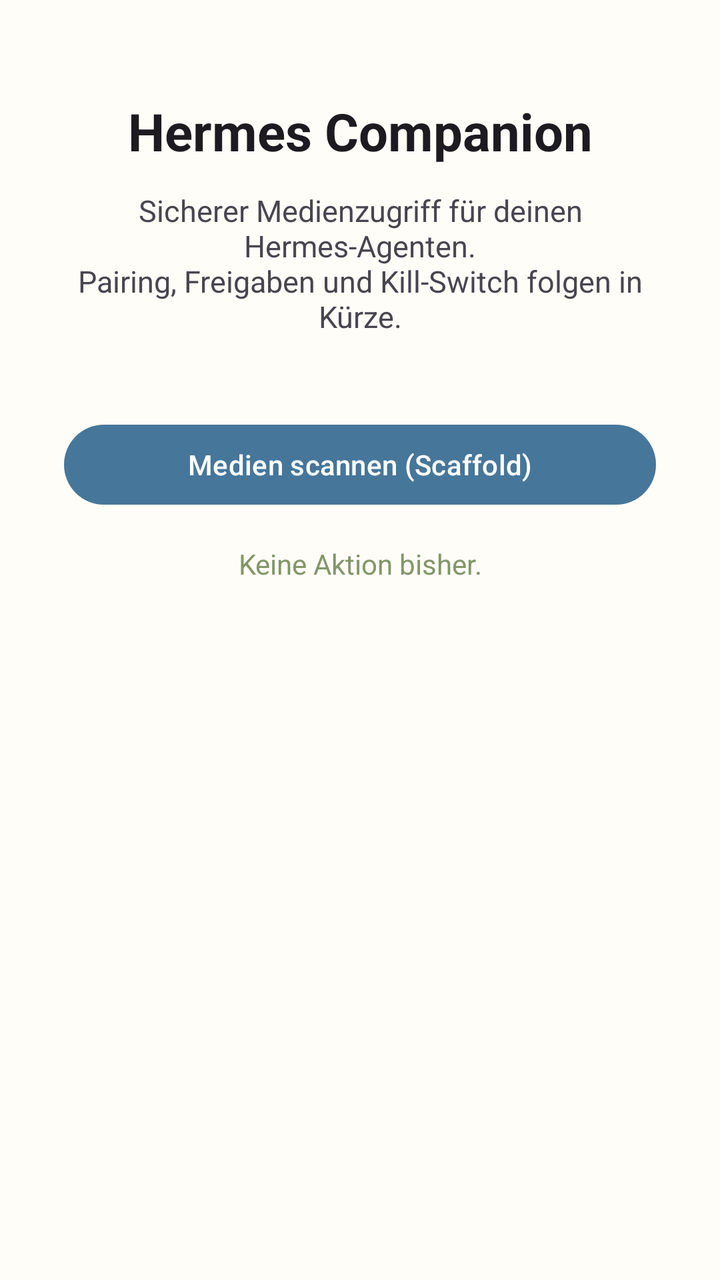
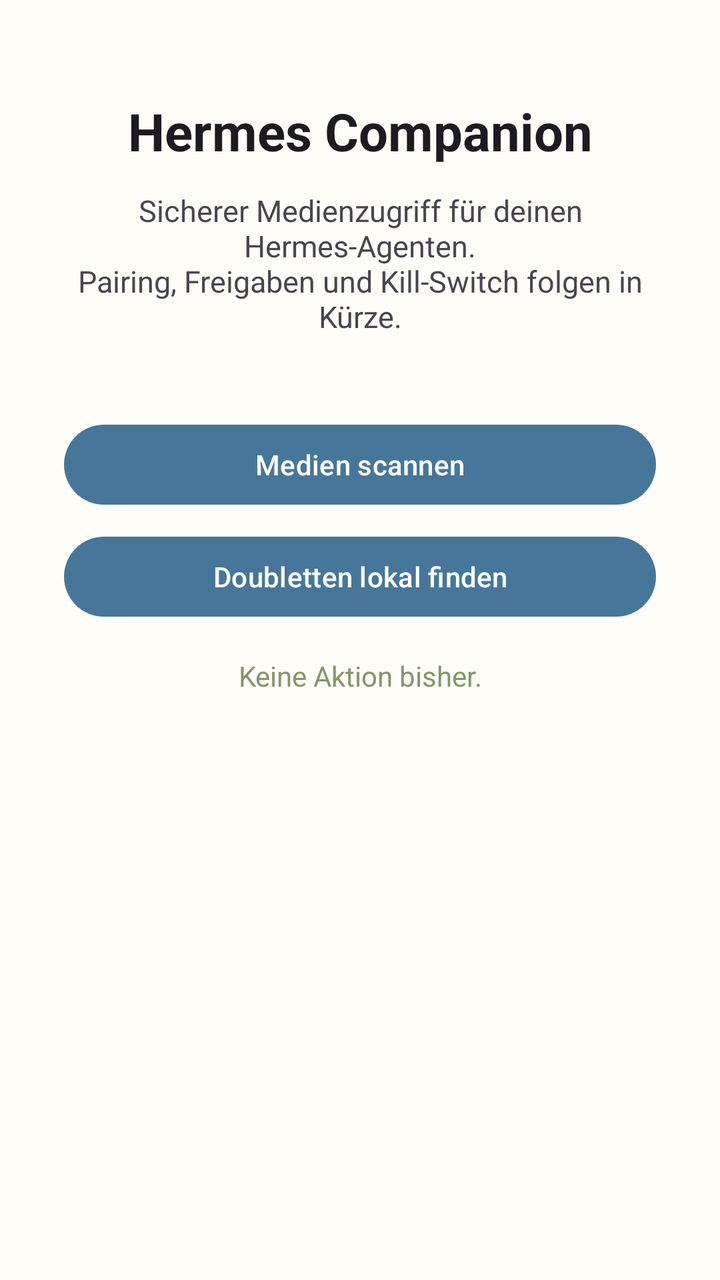

An Android layout rendered at two revisions. The XML below is the earlier revision; the diff shows what the commit changed to produce the second picture.
<!-- AndroidManifest.xml: activity theme Theme.HermesCompanion -->
<!-- res/layout/activity_main.xml -->
<?xml version="1.0" encoding="utf-8"?>
<androidx.constraintlayout.widget.ConstraintLayout
    xmlns:android="http://schemas.android.com/apk/res/android"
    xmlns:app="http://schemas.android.com/apk/res-auto"
    android:layout_width="match_parent"
    android:layout_height="match_parent"
    android:background="@color/background">

    <TextView
        android:id="@+id/title"
        android:layout_width="wrap_content"
        android:layout_height="wrap_content"
        android:layout_marginTop="48dp"
        android:text="Hermes Companion"
        android:textColor="?attr/colorOnSurface"
        android:textSize="26sp"
        android:textStyle="bold"
        app:layout_constraintEnd_toEndOf="parent"
        app:layout_constraintStart_toStartOf="parent"
        app:layout_constraintTop_toTopOf="parent" />

    <TextView
        android:id="@+id/subtitle"
        android:layout_width="0dp"
        android:layout_height="wrap_content"
        android:layout_marginHorizontal="32dp"
        android:layout_marginTop="12dp"
        android:gravity="center"
        android:text="Sicherer Medienzugriff für deinen Hermes-Agenten.\nPairing, Freigaben und Kill-Switch folgen in Kürze."
        android:textColor="?attr/colorOnSurfaceVariant"
        android:textSize="15sp"
        app:layout_constraintEnd_toEndOf="parent"
        app:layout_constraintStart_toStartOf="parent"
        app:layout_constraintTop_toBottomOf="@id/title" />

    <Button
        android:id="@+id/btn_scan"
        android:layout_width="0dp"
        android:layout_height="wrap_content"
        android:layout_marginHorizontal="32dp"
        android:layout_marginTop="40dp"
        android:text="Medien scannen (Scaffold)"
        app:layout_constraintEnd_toEndOf="parent"
        app:layout_constraintStart_toStartOf="parent"
        app:layout_constraintTop_toBottomOf="@id/subtitle" />

    <TextView
        android:id="@+id/status"
        android:layout_width="0dp"
        android:layout_height="wrap_content"
        android:layout_marginHorizontal="32dp"
        android:layout_marginTop="16dp"
        android:gravity="center"
        android:text="Keine Aktion bisher."
        android:textColor="@color/accent"
        android:textSize="14sp"
        app:layout_constraintEnd_toEndOf="parent"
        app:layout_constraintStart_toStartOf="parent"
        app:layout_constraintTop_toBottomOf="@id/btn_scan" />

    <androidx.recyclerview.widget.RecyclerView
        android:id="@+id/recycler"
        android:layout_width="0dp"
        android:layout_height="0dp"
        android:layout_marginTop="8dp"
        app:layout_constraintBottom_toBottomOf="parent"
        app:layout_constraintEnd_toEndOf="parent"
        app:layout_constraintStart_toStartOf="parent"
        app:layout_constraintTop_toBottomOf="@id/status" />

</androidx.constraintlayout.widget.ConstraintLayout>
<!-- resources referenced by this layout -->
<resources>
  <color name="accent">#829768</color>
  <color name="background">#FFFDF8</color>
  <style name="Theme.HermesCompanion" parent="Theme.Material3.DayNight.NoActionBar">
          <item name="colorPrimary">@color/primary</item>
          <item name="colorOnPrimary">#FFFFFF</item>
          <item name="colorSecondary">@color/accent</item>
          <item name="colorSurface">@color/background</item>
          <item name="android:windowBackground">@color/background</item>
          <item name="android:statusBarColor">@color/primary_dark</item>
          <item name="android:navigationBarColor">@color/background</item>
      </style>
  <color name="primary">#46769A</color>
  <color name="primary_dark">#2E536E</color>
</resources>

<!-- the commit's change to res/layout/activity_main.xml (unified diff, before → after) -->
@@ -39,10 +39,21 @@
         android:layout_height="wrap_content"
         android:layout_marginHorizontal="32dp"
         android:layout_marginTop="40dp"
-        android:text="Medien scannen (Scaffold)"
+        android:text="Medien scannen"
         app:layout_constraintEnd_toEndOf="parent"
         app:layout_constraintStart_toStartOf="parent"
         app:layout_constraintTop_toBottomOf="@id/subtitle" />
+
+    <Button
+        android:id="@+id/btn_duplicates"
+        android:layout_width="0dp"
+        android:layout_height="wrap_content"
+        android:layout_marginHorizontal="32dp"
+        android:layout_marginTop="8dp"
+        android:text="Doubletten lokal finden"
+        app:layout_constraintEnd_toEndOf="parent"
+        app:layout_constraintStart_toStartOf="parent"
+        app:layout_constraintTop_toBottomOf="@id/btn_scan" />
 
     <TextView
         android:id="@+id/status"
@@ -56,7 +67,7 @@
         android:textSize="14sp"
         app:layout_constraintEnd_toEndOf="parent"
         app:layout_constraintStart_toStartOf="parent"
-        app:layout_constraintTop_toBottomOf="@id/btn_scan" />
+        app:layout_constraintTop_toBottomOf="@id/btn_duplicates" />
 
     <androidx.recyclerview.widget.RecyclerView
         android:id="@+id/recycler"
